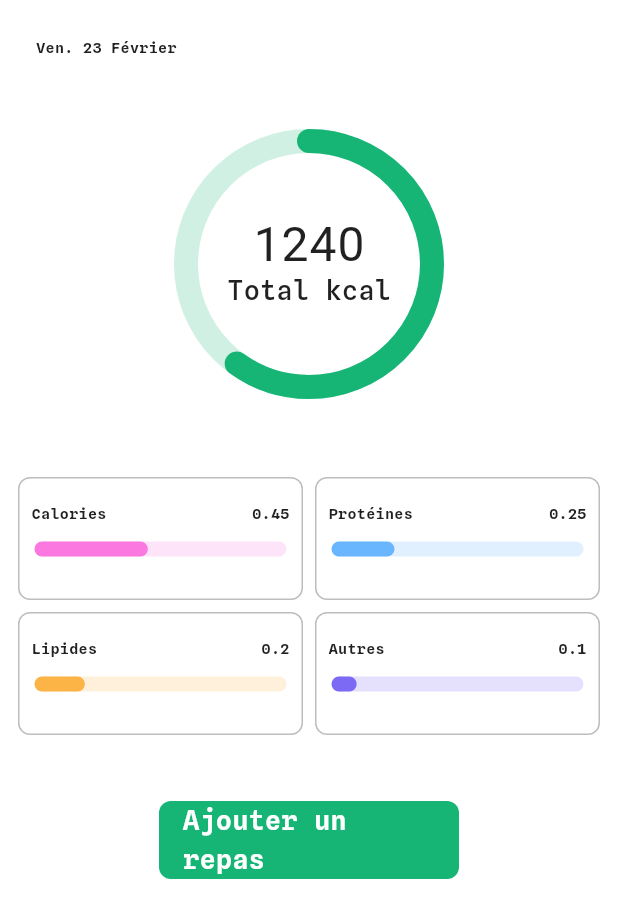
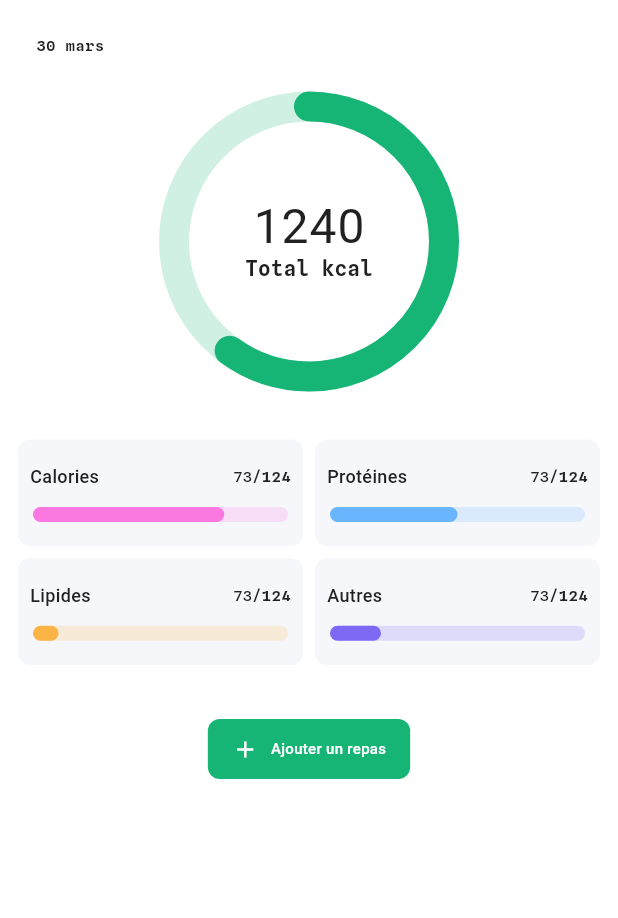
Before and after one commit to MaximeLemesle/Compteur-de-calories, a Flutter app: the CalorieView widget shown alone on an empty page, opened directly, on a phone screen of 412 x 824 dp. Shown: the top 918 px of the screen. Run offline on Flutter 3.47's test engine with Material 3 defaults, Android fonts, the light colour scheme and no system bars; drawn by our look-alikes of percent_indicator; Roboto replaces fonts that are missing (Dela Gothic One).

Commit message:
🎨 Improve calories_view.dart design | 01/04

```diff
--- a/lib/ui/screens/home.dart
+++ b/lib/ui/screens/home.dart
@@ -20,8 +20,8 @@ class _HomeState extends State<Home> {
   }
 
   static const List<Widget> _viewsOptions = <Widget>[
+    RepasView(),
     CalorieView(),
-    RepasView(),
     RecetteView(),
   ];
 
@@ -30,8 +30,11 @@ class _HomeState extends State<Home> {
     return Scaffold(
       // --- AppBar --- //
       appBar: AppBar(
-        title: const Text('Calculateur de calories'),
-        backgroundColor: Theme.of(context).colorScheme.primary,
+        title: Text(
+          'Activité journalière',
+          style: Theme.of(context).textTheme.titleMedium,
+        ),
+        backgroundColor: Theme.of(context).colorScheme.background,
       ),
 
       // --- Content --- //
@@ -49,20 +52,22 @@ class _HomeState extends State<Home> {
         items: const <BottomNavigationBarItem>[
           BottomNavigationBarItem(
             icon: Icon(Icons.data_saver_off),
+            label: 'Statistiques',
+          ),
+          BottomNavigationBarItem(
+            icon: Icon(Icons.coffee),
             label: 'Calories',
           ),
           BottomNavigationBarItem(
-            icon: Icon(Icons.eco_outlined),
+            icon: Icon(Icons.dining_outlined),
             label: 'Repas',
-          ),
-          BottomNavigationBarItem(
-            icon: Icon(Icons.restaurant_menu),
-            label: 'Recettes',
           ),
         ],
         currentIndex: _selectedIndex,
         onTap: _onItemTapped,
-        selectedItemColor: Theme.of(context).colorScheme.primary
+        selectedItemColor: Theme.of(context).colorScheme.primary,
+        selectedLabelStyle: Theme.of(context).textTheme.bodyMedium,
+        unselectedLabelStyle: Theme.of(context).textTheme.bodyMedium,
       ),
     );
   }
--- a/lib/ui/utils/nutriments_box.dart
+++ b/lib/ui/utils/nutriments_box.dart
@@ -18,11 +18,9 @@ class NutrimentsBox extends StatelessWidget {
     return Padding(
       padding: const EdgeInsets.all(4.0),
       child: Container(
-        decoration: BoxDecoration(
-          border: Border.all(
-            color: Theme.of(context).colorScheme.surfaceVariant,
-          ),
-          borderRadius: BorderRadius.circular(8),
+        decoration: ShapeDecoration(
+          color: Theme.of(context).colorScheme.surfaceVariant,
+          shape: RoundedRectangleBorder(borderRadius: BorderRadius.circular(8)),
         ),
         child: Column(
           crossAxisAlignment: CrossAxisAlignment.start,
@@ -37,12 +35,22 @@ class NutrimentsBox extends StatelessWidget {
                 children: [
                   Text(
                     nutrimentsName,
-                    style: const TextStyle(fontWeight: FontWeight.bold),
+                    style: Theme.of(context).textTheme.titleSmall,
                   ),
-                  Text(
-                    nutrimentsProgress.toString(),
-                    style: const TextStyle(fontWeight: FontWeight.bold),
-                  )
+                  Text.rich(
+                    TextSpan(
+                      children: [
+                        TextSpan(
+                          text: '73',
+                          style: Theme.of(context).textTheme.bodyMedium,
+                        ),
+                        TextSpan(
+                          text: '/124',
+                          style: Theme.of(context).textTheme.labelMedium,
+                        ),
+                      ],
+                    ),
+                  ),
                 ],
               ),
             ),
--- a/lib/ui/utils/theme/app_theme.dart
+++ b/lib/ui/utils/theme/app_theme.dart
@@ -11,47 +11,177 @@ class AppTheme {
 
 ThemeData lightMode = ThemeData(
   brightness: Brightness.light,
-  colorScheme: ColorScheme.light(
+  colorScheme: const ColorScheme.light(
     primary: AppTheme.tealGreen,
     onPrimary: Colors.white,
-    background: Colors.grey.shade50,
-    onBackground: Colors.grey.shade900,
-    surfaceVariant: Colors.grey.shade400,
+    secondary: Color(0xFF9DA0AF),
+    background: Colors.white,
+    onBackground: Color(0xFF0D0D0D),
+    surfaceVariant: Color(0xFFF6F7FB),
+    outline: Color(0xFFD5D6DD),
   ),
-    textTheme: TextTheme(
+  textTheme: TextTheme(
     /// Titre
-    displayLarge: TextStyle(fontSize: 32, fontFamily: 'Dela Gothic One', color: Colors.grey.shade900, letterSpacing: .64,),
-    titleLarge: TextStyle(fontSize: 22, fontFamily: 'Dela Gothic One', color: Colors.grey.shade900, letterSpacing: .44,),
-    titleMedium: TextStyle(fontSize: 16, fontFamily: 'Dela Gothic One', color: Colors.grey.shade900, letterSpacing: .32,),
-    titleSmall: TextStyle(fontSize: 12, fontFamily: 'Dela Gothic One', color: Colors.grey.shade900, letterSpacing: .24,),
+    displayLarge: TextStyle(
+      fontSize: 32,
+      fontFamily: 'Dela Gothic One',
+      color: Colors.grey.shade900,
+      letterSpacing: .64,
+    ),
+    titleLarge: TextStyle(
+      fontSize: 22,
+      fontFamily: 'Dela Gothic One',
+      color: Colors.grey.shade900,
+      letterSpacing: .44,
+    ),
+    titleMedium: TextStyle(
+      fontSize: 16,
+      fontFamily: 'Dela Gothic One',
+      color: Colors.grey.shade900,
+      letterSpacing: .32,
+    ),
+    titleSmall: TextStyle(
+      fontSize: 12,
+      fontFamily: 'Dela Gothic One',
+      color: Colors.grey.shade900,
+      letterSpacing: .24,
+    ),
 
     /// Sous-titre
-    labelLarge: TextStyle(fontSize: 18, fontFamily: 'Spline Sans Mono', color: Colors.grey.shade900),
+    headlineLarge: TextStyle(
+      fontSize: 18,
+      fontFamily: 'Spline Sans Mono',
+      color: Colors.grey.shade900,
+    ),
 
     /// Texte
-    bodyLarge: TextStyle(fontSize: 14, fontFamily: 'Spline Sans Mono', color: Colors.grey.shade900),
-    bodyMedium: TextStyle(fontSize: 10, fontFamily: 'Spline Sans Mono', color: Colors.grey.shade900),
-    bodySmall: TextStyle(fontSize: 8, fontFamily: 'Spline Sans Mono', color: Colors.grey.shade900),
+    bodyLarge: TextStyle(
+      fontSize: 14,
+      fontFamily: 'Spline Sans Mono',
+      color: Colors.grey.shade900,
+    ),
+    bodyMedium: TextStyle(
+      fontSize: 10,
+      fontFamily: 'Spline Sans Mono',
+      color: Colors.grey.shade900,
+    ),
+    bodySmall: TextStyle(
+      fontSize: 8,
+      fontFamily: 'Spline Sans Mono',
+      color: Colors.grey.shade900,
+    ),
+
+    /// Texte gras
+    labelLarge: TextStyle(
+      fontSize: 14,
+      fontFamily: 'Spline Sans Mono',
+      color: Colors.grey.shade900,
+      fontWeight: FontWeight.bold,
+    ),
+    labelMedium: TextStyle(
+      fontSize: 10,
+      fontFamily: 'Spline Sans Mono',
+      color: Colors.grey.shade900,
+      fontWeight: FontWeight.bold,
+    ),
 
     /// Bouton
-    labelMedium: TextStyle(fontSize: 10, fontFamily: 'Dela Gothic One', color: Colors.grey.shade900, letterSpacing: .20,),
+    labelSmall: const TextStyle(
+      fontSize: 10,
+      fontFamily: 'Dela Gothic One',
+      color: Colors.white,
+      letterSpacing: .20,
+    ),
   ),
 );
 
 ThemeData darkMode = ThemeData(
   brightness: Brightness.dark,
-  colorScheme: ColorScheme.dark(
+  colorScheme: const ColorScheme.dark(
+    // primary: AppTheme.skyBlue,
+    // onPrimary: Colors.grey.shade900,
+    // background: Colors.grey.shade900,
+    // onBackground: Colors.grey.shade100,
+    // surfaceVariant: Colors.grey.shade700,
     primary: AppTheme.skyBlue,
-    onPrimary: Colors.grey.shade900,
-    background: Colors.grey.shade900,
-    onBackground: Colors.grey.shade100,
-    surfaceVariant: Colors.grey.shade700,
+    onPrimary: Color(0xFF0D0D0D),
+    secondary: Color(0xFFF6F7FB),
+    background: Color(0xFF0D0D0D),
+    onBackground: Colors.white,
+    surfaceVariant: Color(0xFF9DA0AF),
+    outline: Color(0xFFD5D6DD),
   ),
   textTheme: TextTheme(
-    titleLarge: TextStyle(fontSize: 24, fontWeight: FontWeight.bold, color: Colors.grey.shade100),
-    titleMedium: TextStyle(fontSize: 22, fontWeight: FontWeight.bold, color: Colors.grey.shade100),
-    titleSmall: TextStyle(fontSize: 20, fontWeight: FontWeight.bold, color: Colors.grey.shade100),
-    bodyLarge: TextStyle(fontSize: 16, color: Colors.grey.shade100),
-    bodyMedium: TextStyle(fontSize: 14, color: Colors.grey.shade100),
+    /// Titre
+    displayLarge: TextStyle(
+      fontSize: 32,
+      fontFamily: 'Dela Gothic One',
+      color: Colors.grey.shade100,
+      letterSpacing: .64,
+    ),
+    titleLarge: TextStyle(
+      fontSize: 22,
+      fontFamily: 'Dela Gothic One',
+      color: Colors.grey.shade100,
+      letterSpacing: .44,
+    ),
+    titleMedium: TextStyle(
+      fontSize: 16,
+      fontFamily: 'Dela Gothic One',
+      color: Colors.grey.shade100,
+      letterSpacing: .32,
+    ),
+    titleSmall: TextStyle(
+      fontSize: 12,
+      fontFamily: 'Dela Gothic One',
+      color: Colors.grey.shade100,
+      letterSpacing: .24,
+    ),
+
+    /// Sous-titre
+    headlineLarge: TextStyle(
+      fontSize: 18,
+      fontFamily: 'Spline Sans Mono',
+      color: Colors.grey.shade100,
+    ),
+
+    /// Texte
+    bodyLarge: TextStyle(
+      fontSize: 14,
+      fontFamily: 'Spline Sans Mono',
+      color: Colors.grey.shade100,
+    ),
+    bodyMedium: TextStyle(
+      fontSize: 10,
+      fontFamily: 'Spline Sans Mono',
+      color: Colors.grey.shade100,
+    ),
+    bodySmall: TextStyle(
+      fontSize: 8,
+      fontFamily: 'Spline Sans Mono',
+      color: Colors.grey.shade100,
+    ),
+
+    /// Texte gras
+    labelLarge: TextStyle(
+      fontSize: 14,
+      fontFamily: 'Spline Sans Mono',
+      color: Colors.grey.shade100,
+      fontWeight: FontWeight.bold,
+    ),
+    labelMedium: TextStyle(
+      fontSize: 10,
+      fontFamily: 'Spline Sans Mono',
+      color: Colors.grey.shade100,
+      fontWeight: FontWeight.bold,
+    ),
+
+    /// Bouton
+    labelSmall: TextStyle(
+      fontSize: 10,
+      fontFamily: 'Dela Gothic One',
+      color: Colors.grey.shade100,
+      letterSpacing: .20,
+    ),
   ),
 );
--- a/lib/ui/views/calories_view.dart
+++ b/lib/ui/views/calories_view.dart
@@ -14,10 +14,10 @@ class _CalorieViewState extends State<CalorieView> {
   /// Liste des macronutriments
   List<dynamic> nutriments = [
     // [ nutrimentsName, nutrimentsColor, nutrimentsProgress ]
-    ["Calories", AppTheme.pinkRose, 0.45],
-    ["Protéines", AppTheme.skyBlue, 0.25],
-    ["Lipides", AppTheme.mustardYellow, 0.2],
-    ["Autres", AppTheme.blueViolet, 0.1],
+    ["Calories", AppTheme.pinkRose, .75],
+    ["Protéines", AppTheme.skyBlue, .50],
+    ["Lipides", AppTheme.mustardYellow, .10],
+    ["Autres", AppTheme.blueViolet, .20],
   ];
 
   @override
@@ -28,12 +28,12 @@ class _CalorieViewState extends State<CalorieView> {
         /// Affichage date du jour
         Container(
           padding: const EdgeInsets.all(24),
-          child: const Row(
+          child: Row(
             children: [
               Expanded(
                 child: Text(
-                  'Ven. 23 Février',
-                  style: TextStyle(fontWeight: FontWeight.bold),
+                  '30 mars',
+                  style: Theme.of(context).textTheme.labelMedium,
                 ),
               ),
             ],
@@ -41,12 +41,10 @@ class _CalorieViewState extends State<CalorieView> {
         ),
 
         /// Affichage calories
-        Container(
-          padding: const EdgeInsets.all(24),
-          child: Center(
+        Center(
           child: CircularPercentIndicator(
-              radius: 90.0,
-              lineWidth: 16.0,
+            radius: 100.0,
+            lineWidth: 20.0,
             percent: 0.6,
             animation: true,
             animationDuration: 1000,
@@ -69,10 +67,9 @@ class _CalorieViewState extends State<CalorieView> {
                 Theme.of(context).colorScheme.primary.withOpacity(0.2),
           ),
         ),
-        ),
 
         const SizedBox(
-          height: 16,
+          height: 20,
         ),
 
         /// Affichage des macronutriments
@@ -83,7 +80,7 @@ class _CalorieViewState extends State<CalorieView> {
           itemCount: nutriments.length,
           gridDelegate: const SliverGridDelegateWithFixedCrossAxisCount(
             crossAxisCount: 2,
-            childAspectRatio: 2.2 / 1,
+            childAspectRatio: 2.5 / 1,
           ),
           itemBuilder: (BuildContext context, int index) {
             return NutrimentsBox(
@@ -95,7 +92,7 @@ class _CalorieViewState extends State<CalorieView> {
         ),
 
         const SizedBox(
-          height: 32,
+          height: 20,
         ),
 
         /// Ajout d'un repas
@@ -107,7 +104,6 @@ class _CalorieViewState extends State<CalorieView> {
             mainAxisAlignment: MainAxisAlignment.center,
             children: [
               SizedBox(
-                width: 200,
                 child: TextButton(
                   onPressed: () async {
                     await Navigator.pushNamed(context, '/add_meal');
@@ -120,11 +116,16 @@ class _CalorieViewState extends State<CalorieView> {
                     backgroundColor: Theme.of(context).colorScheme.primary,
                     foregroundColor: Theme.of(context).colorScheme.onPrimary,
                   ),
-                  child: const SizedBox(
-                    child: Text(
+                  child: Row(
+                    mainAxisSize: MainAxisSize.min,
+                    children: [
+                      const Icon(Icons.add),
+                      const SizedBox(width: 8),
+                      Text(
                         'Ajouter un repas',
-                      style: TextStyle(fontWeight: FontWeight.bold),
+                        style: Theme.of(context).textTheme.labelSmall,
                       ),
+                    ],
                   ),
                 ),
               ),
```
Lines whose indentation alone changed are shown as unchanged.
